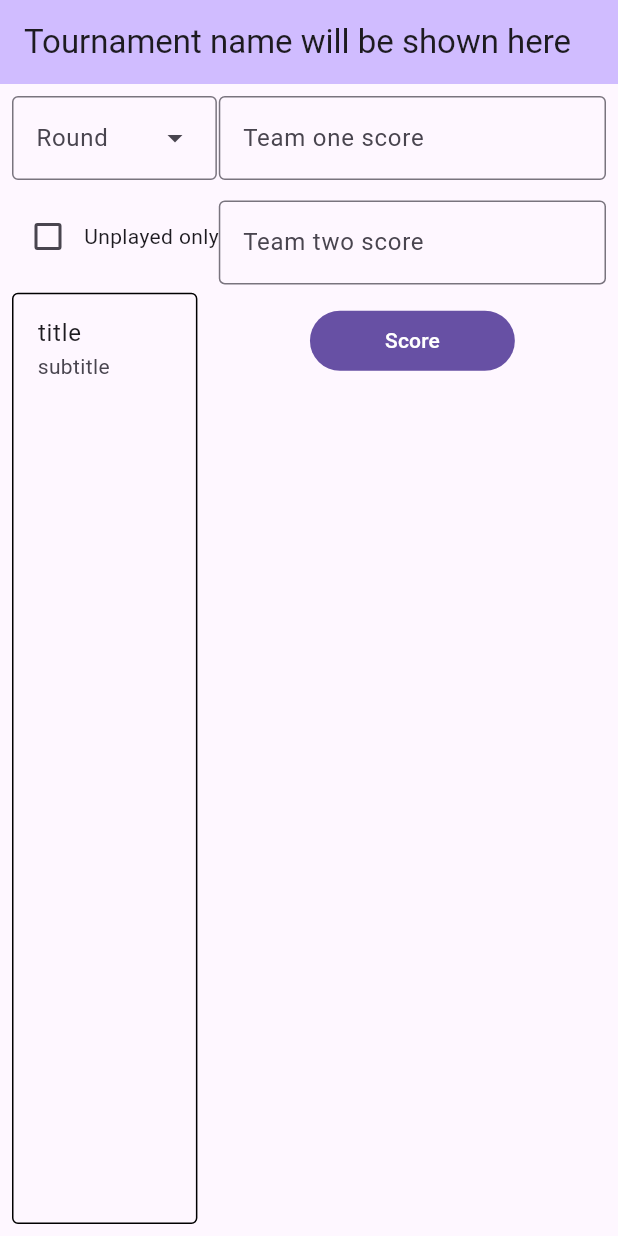
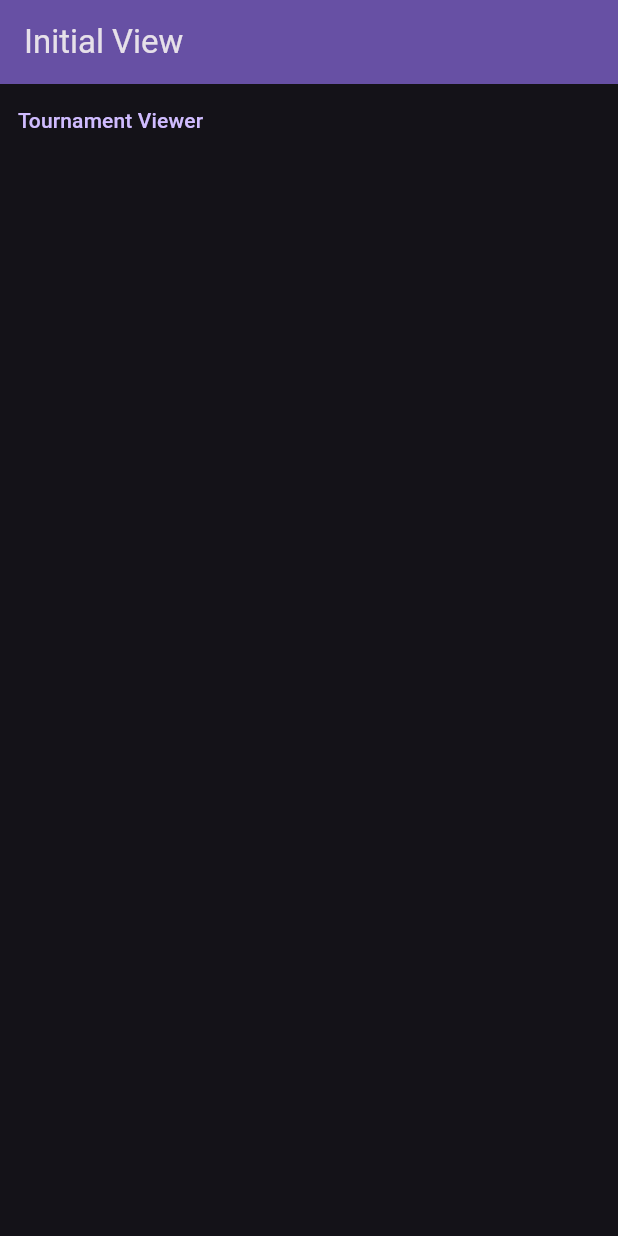
Before and after one commit to berkerozgur/tournament_tracker, a Flutter app: the screen it shows after launch, on a phone screen of 412 x 824 dp. Run offline on Flutter 3.47's test engine with Material 3 defaults, Android fonts, the phone set to English and light mode, and no system bars; our stand-ins replace decimal; missing offline and left inert: window_manager.

Commit message:
Implement dark theme and initial view; update navigation to TournamentViewer and adjust border color in BorderedListView

```diff
--- a/lib/main.dart
+++ b/lib/main.dart
@@ -31,8 +31,39 @@ class MainApp extends StatelessWidget {
 
   @override
   Widget build(BuildContext context) {
-    return const MaterialApp(
-      home: TournamentViewer(),
+    return MaterialApp(
+      themeMode: ThemeMode.dark,
+      darkTheme: ThemeData.dark(),
+      home: const InitialView(),
     );
   }
 }
+
+class InitialView extends StatelessWidget {
+  const InitialView({super.key});
+
+  @override
+  Widget build(BuildContext context) {
+    return Scaffold(
+      appBar: AppBar(
+        backgroundColor: Theme.of(context).colorScheme.inversePrimary,
+        title: const Text('Initial View'),
+      ),
+      body: Column(
+        children: [
+          TextButton(
+            onPressed: () {
+              Navigator.push(
+                context,
+                MaterialPageRoute(
+                  builder: (context) => const TournamentViewer(),
+                ),
+              );
+            },
+            child: const Text('Tournament Viewer'),
+          )
+        ],
+      ),
+    );
+  }
+}
--- a/lib/views/tournament_viewer.dart
+++ b/lib/views/tournament_viewer.dart
@@ -103,7 +103,7 @@ class BorderedListView extends StatelessWidget {
       width: MediaQuery.of(context).size.width * 0.3,
       child: Container(
         decoration: BoxDecoration(
-          border: Border.all(color: Colors.black),
+          border: Border.all(color: Theme.of(context).colorScheme.outline),
           borderRadius: BorderRadius.circular(4),
         ),
         child: ListView.builder(
```
